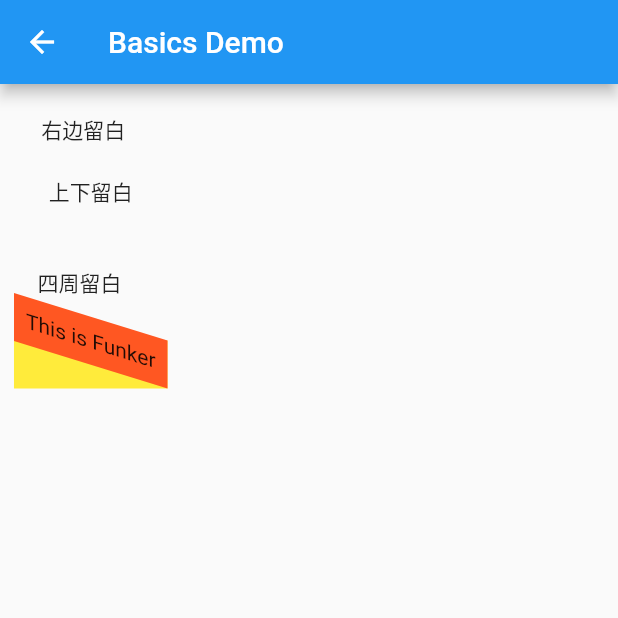
After one commit to Rikkatheworld/flutter_study_demo, a Flutter app: the screen it shows after launch, after a tap on "容器 Widget", on a phone screen of 412 x 824 dp, the top half of it. The commit adds this screen. Run offline on Flutter 3.47's test engine with Material 2 defaults, Android fonts, the light colour scheme and no system bars.

Commit message:
container layout

```diff
--- /dev/null
+++ b/lib/countainer_widget.dart
@@ -0,0 +1,69 @@
+import 'package:flutter/material.dart';
+
+class ContainerWidgetWidgetRoute extends StatefulWidget {
+  const ContainerWidgetWidgetRoute({Key? key}) : super(key: key);
+
+  @override
+  State<ContainerWidgetWidgetRoute> createState() =>
+      _ContainerWidgetWidgetRouteState();
+}
+
+class _ContainerWidgetWidgetRouteState
+    extends State<ContainerWidgetWidgetRoute> {
+  @override
+  Widget build(BuildContext context) {
+    return Scaffold(
+      appBar: AppBar(
+        title: const Text("Basics Demo"),
+      ),
+      body: Column(children: [
+        Padding(
+            padding: const EdgeInsets.all(20.0), // 所有方向留白20像素
+            child: Column(
+              children: const [
+                Padding(
+                  padding: EdgeInsets.only(right: 10),
+                  child: Text("右边留白"),
+                ),
+                Padding(
+                  padding: EdgeInsets.symmetric(vertical: 20),
+                  child: Text("上下留白"),
+                ),
+                Padding(
+                    padding: EdgeInsets.fromLTRB(5, 20, 20, 8),
+                    child: Text("四周留白")),
+              ],
+            )),
+        // DecoratedBox(
+        //   decoration: BoxDecoration(
+        //     gradient:const  LinearGradient(colors: [Colors.blue, Colors.purple]), // 匀速渐变
+        //     borderRadius:  BorderRadius.circular(5.0), //圆角
+        //     boxShadow: const [
+        //       BoxShadow(
+        //         color: Colors.black54, //阴影颜色
+        //         offset: Offset(2.0, 2.0), // 阴影深度
+        //         blurRadius: 6.0  //阴影圆角
+        //       )
+        //     ]
+        //   ),
+        //   child: const Padding(
+        //     padding: EdgeInsets.symmetric(horizontal: 80, vertical: 18.0),
+        //     child: Text("Rikka", style: TextStyle(color: Colors.white))
+        //   ),
+        // ),
+        Container(
+          color: Colors.yellow,
+          child: Transform(
+            alignment: Alignment.topRight, // 相对坐标系原点的对齐方式
+            transform: Matrix4.skewY(0.3), // 沿着 Y 轴倾斜 0.3
+            child: Container(
+              padding: EdgeInsets.all(8.0),
+              color: Colors.deepOrange,
+              child:  Text("This is Funker"),
+            ),
+          ),
+        )
+      ]),
+    );
+  }
+}
--- a/lib/main.dart
+++ b/lib/main.dart
@@ -2,6 +2,8 @@ import 'package:flutter/material.dart';
 import 'package:flutter_study_demo/basics_widget.dart';
 import 'package:flutter_study_demo/form_demo.dart';
 import 'package:flutter_study_demo/layout_widget.dart';
+
+import 'countainer_widget.dart';
 
 void main() {
   runApp(const MyApp());
@@ -64,6 +66,19 @@ class MyAppHomePage extends StatelessWidget {
                       builder: (context) => const LayoutWidgetWidgetRoute()));
             },
           ),
+          ElevatedButton(
+            child: const Text(
+              '容器 Widget',
+              style: TextStyle(fontSize: 10),
+            ),
+            onPressed: () {
+              print("click press");
+              Navigator.push(
+                  context,
+                  MaterialPageRoute(
+                      builder: (context) => const ContainerWidgetWidgetRoute()));
+            },
+          ),
         ],
       ),
     );
```
